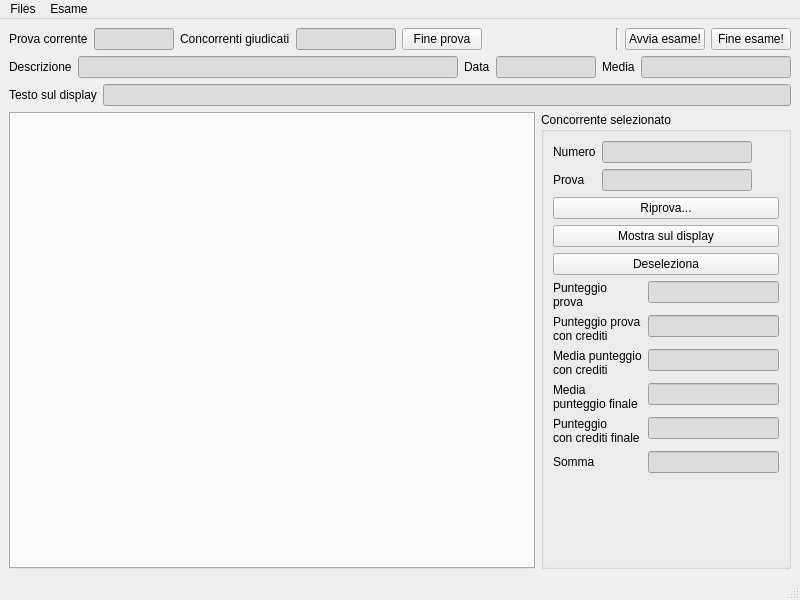
The window that ui/mainwindow.ui (nferruzzi/giudice-server) describes before a commit, drawn with Qt 5.
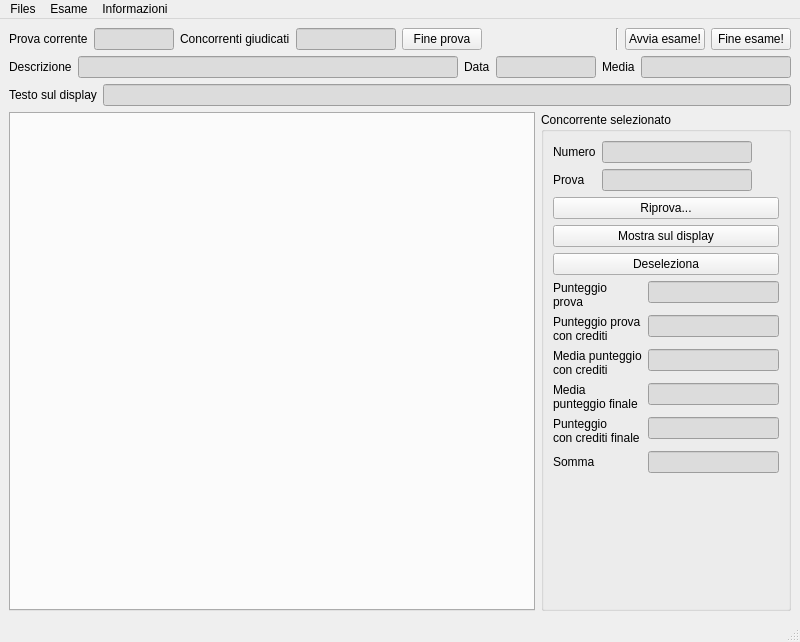
The same window after the commit.

Commit message: Add info dialog

What changed in the file:
```diff
--- a/ui/mainwindow.ui
+++ b/ui/mainwindow.ui
@@ -7,7 +7,7 @@
     <x>0</x>
     <y>0</y>
     <width>800</width>
-    <height>600</height>
+    <height>642</height>
    </rect>
   </property>
   <property name="windowTitle">
@@ -520,8 +520,15 @@
     </property>
     <addaction name="actionPettorine"/>
    </widget>
+   <widget class="QMenu" name="menuInformazioni">
+    <property name="title">
+     <string>Informazioni</string>
+    </property>
+    <addaction name="actionCopyright"/>
+   </widget>
    <addaction name="menuGare"/>
    <addaction name="menuGara"/>
+   <addaction name="menuInformazioni"/>
   </widget>
   <widget class="QStatusBar" name="statusbar"/>
   <action name="actionNuova_gara">
```
Left out of the diff: 5 changed lines with no effect on the pictures. The commit also changes 7 other files.
